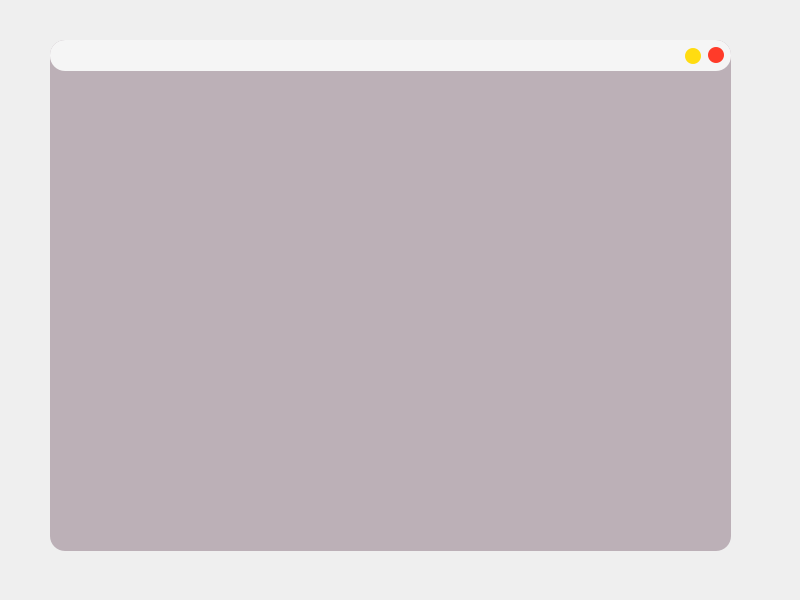
Old version of the form 02-creatingTheUi/creatingTheUi.ui in the repository jharbes/howtoPywinauto.
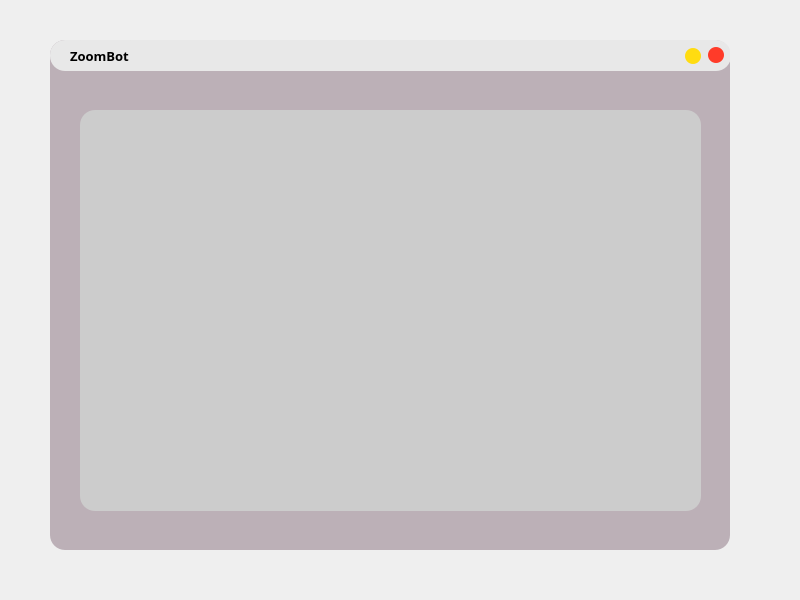
New version of the form.

The edit to the form file:
```diff
--- a/02-creatingTheUi/creatingTheUi.ui
+++ b/02-creatingTheUi/creatingTheUi.ui
@@ -19,8 +19,8 @@
      <rect>
       <x>50</x>
       <y>40</y>
-      <width>681</width>
-      <height>511</height>
+      <width>680</width>
+      <height>510</height>
      </rect>
     </property>
     <property name="styleSheet">
@@ -42,8 +42,16 @@
        <height>31</height>
       </rect>
      </property>
+     <property name="font">
+      <font>
+       <family>Segoe UI Semibold</family>
+       <pointsize>10</pointsize>
+       <weight>75</weight>
+       <bold>true</bold>
+      </font>
+     </property>
      <property name="styleSheet">
-      <string notr="true">background-color: rgb(245, 245, 245);
+      <string notr="true">background-color: rgb(232, 232, 232);
 </string>
      </property>
      <property name="frameShape">
@@ -100,6 +108,40 @@
        <string/>
       </property>
      </widget>
+     <widget class="QLabel" name="label">
+      <property name="geometry">
+       <rect>
+        <x>20</x>
+        <y>0</y>
+        <width>71</width>
+        <height>31</height>
+       </rect>
+      </property>
+      <property name="font">
+       <font>
+        <family>Segoe UI Semibold</family>
+        <pointsize>10</pointsize>
+        <weight>75</weight>
+        <bold>true</bold>
+       </font>
+      </property>
+      <property name="text">
+       <string>ZoomBot</string>
+      </property>
+     </widget>
+    </widget>
+    <widget class="QTableWidget" name="tableWidget">
+     <property name="geometry">
+      <rect>
+       <x>30</x>
+       <y>70</y>
+       <width>621</width>
+       <height>401</height>
+      </rect>
+     </property>
+     <property name="styleSheet">
+      <string notr="true">background-color:rgb(204, 204, 204);</string>
+     </property>
     </widget>
    </widget>
   </widget>
```
